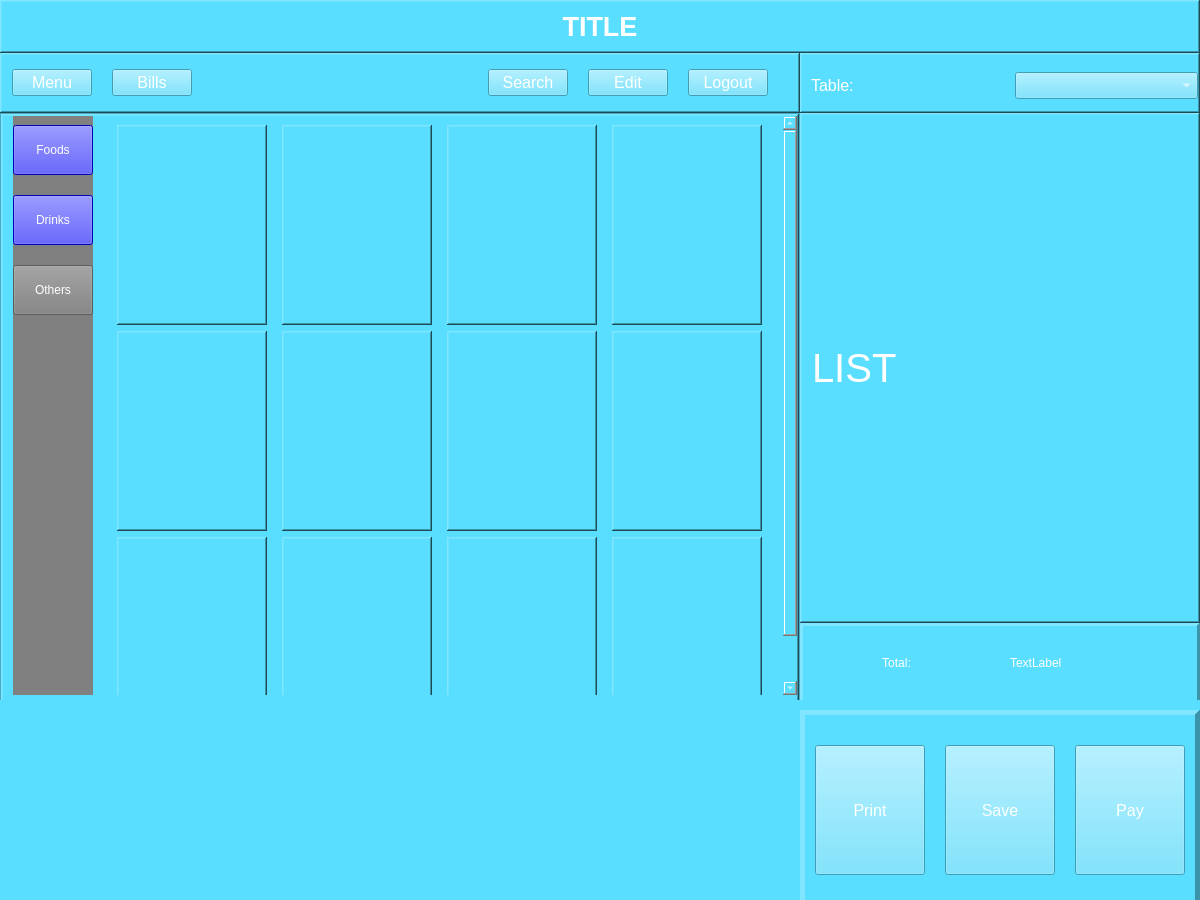
The window that front-end/interface.ui (nguyenlong0920/Computer-Store-Information-Management-System) describes before a commit, drawn with Qt 5.
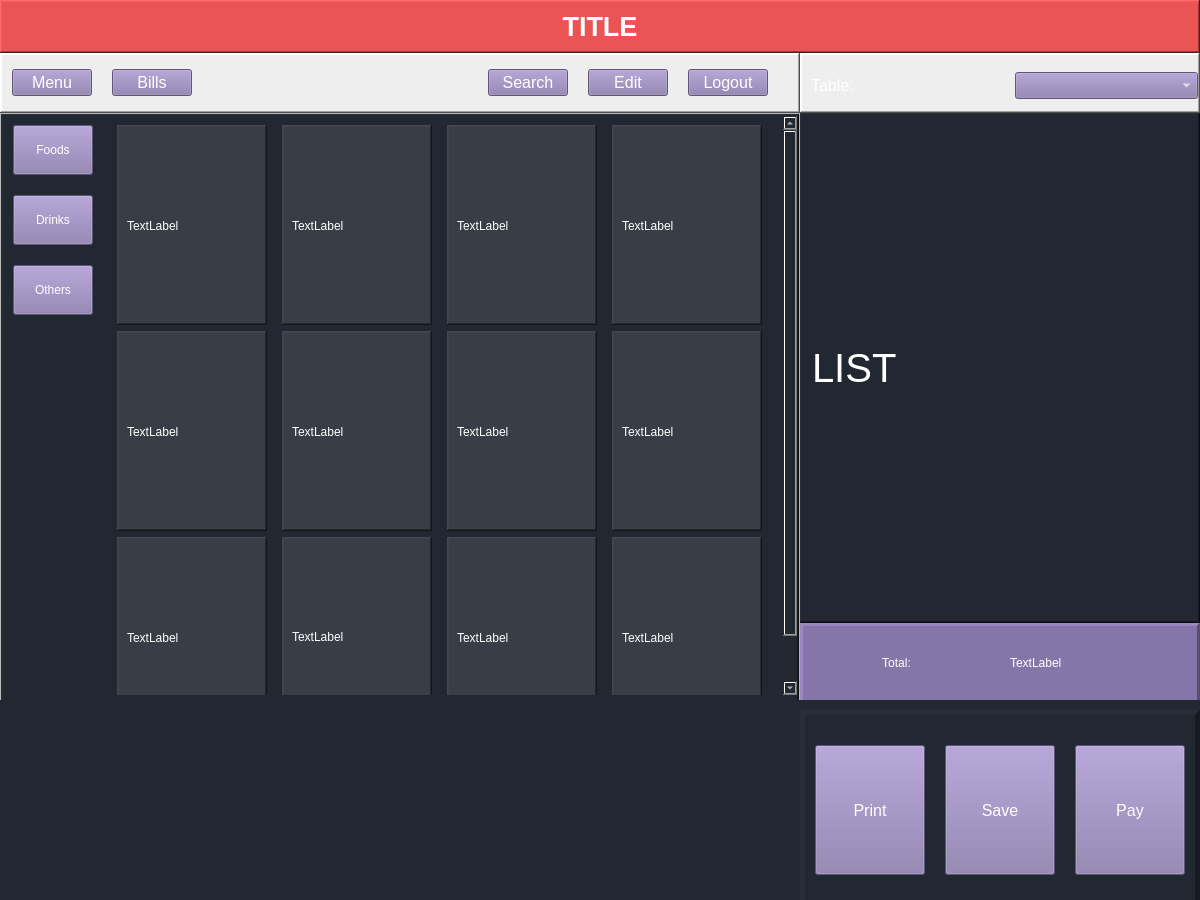
The same window after the commit. Icons and pictures are not drawn.

Commit message: update color and qlabel

The edit to the form file:
```diff
--- a/front-end/interface.ui
+++ b/front-end/interface.ui
@@ -25,12 +25,22 @@
   <property name="windowTitle">
    <string>MainWindow</string>
   </property>
+  <property name="autoFillBackground">
+   <bool>true</bool>
+  </property>
+  <property name="styleSheet">
+   <string notr="true">background-image: url(:/bg/img/cd1783ef9fcc4abf075ae1651034c91c.png);
+background-image: url(:/bg/img/cd1783ef9fcc4abf075ae1651034c91c.png);
+background-position: center;
+color: white;
+</string>
+  </property>
   <widget class="QWidget" name="centralwidget">
+   <property name="autoFillBackground">
+    <bool>true</bool>
+   </property>
    <property name="styleSheet">
-    <string notr="true">*{
-	background-color: #5ADEFF;
-	color: white;
-}</string>
+    <string notr="true"/>
    </property>
    <layout class="QVBoxLayout" name="verticalLayout">
     <property name="spacing">
@@ -83,6 +93,9 @@
        </property>
        <item>
         <widget class="QFrame" name="title">
+         <property name="styleSheet">
+          <string notr="true">background-color: rgb(234, 84, 85);</string>
+         </property>
          <property name="frameShape">
           <enum>QFrame::WinPanel</enum>
          </property>
@@ -124,6 +137,12 @@
         <verstretch>0</verstretch>
        </sizepolicy>
       </property>
+      <property name="autoFillBackground">
+       <bool>true</bool>
+      </property>
+      <property name="styleSheet">
+       <string notr="true"/>
+      </property>
       <property name="frameShape">
        <enum>QFrame::NoFrame</enum>
       </property>
@@ -199,6 +218,10 @@
               <height>60</height>
              </size>
             </property>
+            <property name="styleSheet">
+             <string notr="true">
+background-color: rgb(238, 238, 238);</string>
+            </property>
             <property name="frameShape">
              <enum>QFrame::WinPanel</enum>
             </property>
@@ -258,6 +281,9 @@
                   <property name="cursor">
                    <cursorShape>PointingHandCursor</cursorShape>
                   </property>
+                  <property name="styleSheet">
+                   <string notr="true">background-color: rgb(134, 117, 169);</string>
+                  </property>
                   <property name="text">
                    <string>Menu</string>
                   </property>
@@ -273,6 +299,9 @@
                   <property name="cursor">
                    <cursorShape>PointingHandCursor</cursorShape>
                   </property>
+                  <property name="styleSheet">
+                   <string notr="true">background-color: rgb(134, 117, 169);</string>
+                  </property>
                   <property name="text">
                    <string>Bills</string>
                   </property>
@@ -315,6 +344,9 @@
                   <property name="cursor">
                    <cursorShape>PointingHandCursor</cursorShape>
                   </property>
+                  <property name="styleSheet">
+                   <string notr="true">background-color: rgb(134, 117, 169);</string>
+                  </property>
                   <property name="text">
                    <string>Search</string>
                   </property>
@@ -334,6 +366,9 @@
                   <property name="cursor">
                    <cursorShape>PointingHandCursor</cursorShape>
                   </property>
+                  <property name="styleSheet">
+                   <string notr="true">background-color: rgb(134, 117, 169);</string>
+                  </property>
                   <property name="text">
                    <string>Edit</string>
                   </property>
@@ -353,6 +388,9 @@
                   <property name="cursor">
                    <cursorShape>PointingHandCursor</cursorShape>
                   </property>
+                  <property name="styleSheet">
+                   <string notr="true">background-color: rgb(134, 117, 169);</string>
+                  </property>
                   <property name="text">
                    <string>Logout</string>
                   </property>
@@ -400,6 +438,9 @@
              </property>
              <item>
               <widget class="QStackedWidget" name="stackedWidget">
+               <property name="styleSheet">
+                <string notr="true">background-color: rgb(34, 40, 49);</string>
+               </property>
                <property name="frameShape">
                 <enum>QFrame::WinPanel</enum>
                </property>
@@ -441,8 +482,8 @@
                     </size>
                    </property>
                    <property name="styleSheet">
-                    <string notr="true">background-color: gray
-</string>
+                    <string notr="true">
+background-color: rgb(34, 40, 49);</string>
                    </property>
                    <property name="frameShape">
                     <enum>QFrame::NoFrame</enum>
@@ -497,7 +538,7 @@
                         <widget class="QPushButton" name="foods">
                          <property name="minimumSize">
                           <size>
-                           <width>0</width>
+                           <width>50</width>
                            <height>50</height>
                           </size>
                          </property>
@@ -511,8 +552,7 @@
                           <cursorShape>PointingHandCursor</cursorShape>
                          </property>
                          <property name="styleSheet">
-                          <string notr="true">background-color: blue
-</string>
+                          <string notr="true">background-color: rgb(134, 117, 169);</string>
                          </property>
                          <property name="text">
                           <string>Foods</string>
@@ -537,8 +577,7 @@
                           <cursorShape>PointingHandCursor</cursorShape>
                          </property>
                          <property name="styleSheet">
-                          <string notr="true">background-color: blue
-</string>
+                          <string notr="true">background-color: rgb(134, 117, 169);</string>
                          </property>
                          <property name="text">
                           <string>Drinks</string>
@@ -555,13 +594,16 @@
                          </property>
                          <property name="maximumSize">
                           <size>
-                           <width>16777215</width>
+                           <width>16777212</width>
                            <height>50</height>
                           </size>
                          </property>
                          <property name="cursor">
                           <cursorShape>PointingHandCursor</cursorShape>
                          </property>
+                         <property name="styleSheet">
+                          <string notr="true">background-color: rgb(134, 117, 169);</string>
+                         </property>
                          <property name="text">
                           <string>Others</string>
                          </property>
@@ -597,6 +639,21 @@
                      </property>
                      <item>
                       <widget class="QScrollArea" name="scrollArea">
+                       <property name="minimumSize">
+                        <size>
+                         <width>0</width>
+                         <height>579</height>
+                        </size>
+                       </property>
+                       <property name="maximumSize">
+                        <size>
+                         <width>16777215</width>
+                         <height>579</height>
+                        </size>
+                       </property>
+                       <property name="styleSheet">
+                        <string notr="true">background-color: rgb(34, 40, 49);</string>
+                       </property>
                        <property name="frameShape">
                         <enum>QFrame::NoFrame</enum>
                        </property>
@@ -610,12 +667,91 @@
                         <property name="geometry">
                          <rect>
                           <x>0</x>
-                          <y>0</y>
-                          <width>660</width>
-                          <height>630</height>
+                          <y>-41</y>
+                          <width>711</width>
+                          <height>620</height>
                          </rect>
                         </property>
                         <layout class="QGridLayout" name="gridLayout">
+                         <item row="3" column="3">
+                          <widget class="QFrame" name="frame_10">
+                           <property name="minimumSize">
+                            <size>
+                             <width>150</width>
+                             <height>200</height>
+                            </size>
+                           </property>
+                           <property name="maximumSize">
+                            <size>
+                             <width>150</width>
+                             <height>200</height>
+                            </size>
+                           </property>
+                           <property name="styleSheet">
+                            <string notr="true">background-color: rgb(57, 62, 70);</string>
+                           </property>
+                           <property name="frameShape">
+                            <enum>QFrame::WinPanel</enum>
+                           </property>
+                           <property name="frameShadow">
+                            <enum>QFrame::Raised</enum>
+                           </property>
+                           <widget class="QLabel" name="label_17">
+                            <property name="geometry">
+                             <rect>
+                              <x>10</x>
+                              <y>10</y>
+                              <width>131</width>
+                              <height>181</height>
+                             </rect>
+                            </property>
+                            <property name="text">
+                             <string>TextLabel</string>
+                            </property>
+                           </widget>
+                          </widget>
+                         </item>
+                         <item row="2" column="2">
+                          <widget class="QFrame" name="frame_17">
+                           <property name="minimumSize">
+                            <size>
+                             <width>150</width>
+                             <height>200</height>
+                            </size>
+                           </property>
+                           <property name="maximumSize">
+                            <size>
+                             <width>150</width>
+                             <height>200</height>
+                            </size>
+                           </property>
+                           <property name="styleSheet">
+                            <string notr="true">background-color: rgb(57, 62, 70);</string>
+                           </property>
+                           <property name="frameShape">
+                            <enum>QFrame::WinPanel</enum>
+                           </property>
+                           <property name="frameShadow">
+                            <enum>QFrame::Raised</enum>
+                           </property>
+                           <property name="lineWidth">
+                            <number>1</number>
+                           </property>
+                           <widget class="QLabel" name="label_11">
+                            <property name="geometry">
+                             <rect>
+                              <x>10</x>
+                              <y>10</y>
+                              <width>131</width>
+                              <height>181</height>
+                             </rect>
+                            </property>
+                            <property name="text">
+                             <string>TextLabel</string>
+                            </property>
+                           </widget>
+                          </widget>
+                         </item>
                          <item row="1" column="1">
                           <widget class="QFrame" name="frame_21">
                            <property name="minimumSize">
@@ -630,6 +766,9 @@
                              <height>200</height>
                             </size>
                            </property>
+                           <property name="styleSheet">
+                            <string notr="true">background-color: rgb(57, 62, 70);</string>
+                           </property>
                            <property name="frameShape">
                             <enum>QFrame::WinPanel</enum>
                            </property>
@@ -639,10 +778,23 @@
                            <property name="lineWidth">
                             <number>1</number>
                            </property>
+                           <widget class="QLabel" name="label_7">
+                            <property name="geometry">
+                             <rect>
+                              <x>10</x>
+                              <y>10</y>
+                              <width>131</width>
+                              <height>181</height>
+                             </rect>
+                            </property>
+                            <property name="text">
+                             <string>TextLabel</string>
+                            </property>
+                           </widget>
                           </widget>
                          </item>
-                         <item row="3" column="0">
-                          <widget class="QFrame" name="frame_22">
+                         <item row="2" column="3">
+                          <widget class="QFrame" name="frame_9">
                            <property name="minimumSize">
                             <size>
                              <width>150</width>
@@ -655,19 +807,32 @@
                              <height>200</height>
                             </size>
                            </property>
+                           <property name="styleSheet">
+                            <string notr="true">background-color: rgb(57, 62, 70);</string>
+                           </property>
                            <property name="frameShape">
                             <enum>QFrame::WinPanel</enum>
                            </property>
                            <property name="frameShadow">
                             <enum>QFrame::Raised</enum>
                            </property>
-                           <property name="lineWidth">
-                            <number>1</number>
-                           </property>
+                           <widget class="QLabel" name="label_10">
+                            <property name="geometry">
+                             <rect>
+                              <x>10</x>
+                              <y>10</y>
+                              <width>131</width>
+                              <height>181</height>
+                             </rect>
+                            </property>
+                            <property name="text">
+                             <string>TextLabel</string>
+                            </property>
+                           </widget>
                           </widget>
                          </item>
-                         <item row="1" column="2">
-                          <widget class="QFrame" name="frame_4">
+                         <item row="3" column="2">
+                          <widget class="QFrame" name="frame_6">
                            <property name="minimumSize">
                             <size>
                              <width>150</width>
@@ -680,6 +845,9 @@
                              <height>200</height>
                             </size>
                            </property>
+                           <property name="styleSheet">
+                            <string notr="true">background-color: rgb(57, 62, 70);</string>
+                           </property>
                            <property name="frameShape">
                             <enum>QFrame::WinPanel</enum>
                            </property>
@@ -689,6 +857,19 @@
                            <property name="lineWidth">
                             <number>1</number>
                            </property>
+                           <widget class="QLabel" name="label_16">
+                            <property name="geometry">
+                             <rect>
+                              <x>10</x>
+                              <y>10</y>
+                              <width>131</width>
+                              <height>181</height>
+                             </rect>
+                            </property>
+                            <property name="text">
+                             <string>TextLabel</string>
+                            </property>
+                           </widget>
                           </widget>
                          </item>
                          <item row="1" column="0">
@@ -705,6 +886,10 @@
                              <height>200</height>
                             </size>
                            </property>
+                           <property name="styleSheet">
+                            <string notr="true">background-color: rgb(255, 226, 226);
+background-color: rgb(57, 62, 70);</string>
+                           </property>
                            <property name="frameShape">
                             <enum>QFrame::WinPanel</enum>
                            </property>
@@ -714,6 +899,142 @@
                            <property name="lineWidth">
                             <number>1</number>
                            </property>
+                           <widget class="QLabel" name="label_6">
+                            <property name="geometry">
+                             <rect>
+                              <x>10</x>
+                              <y>10</y>
+                              <width>131</width>
+                              <height>181</height>
+                             </rect>
+                            </property>
+                            <property name="text">
+                             <string>TextLabel</string>
+                            </property>
+                           </widget>
+                          </widget>
+                         </item>
+                         <item row="1" column="2">
+                          <widget class="QFrame" name="frame_4">
+                           <property name="minimumSize">
+                            <size>
+                             <width>150</width>
+                             <height>200</height>
+                            </size>
+                           </property>
+                           <property name="maximumSize">
+                            <size>
+                             <width>150</width>
+                             <height>200</height>
+                            </size>
+                           </property>
+                           <property name="styleSheet">
+                            <string notr="true">background-color: rgb(57, 62, 70);</string>
+                           </property>
+                           <property name="frameShape">
+                            <enum>QFrame::WinPanel</enum>
+                           </property>
+                           <property name="frameShadow">
+                            <enum>QFrame::Raised</enum>
+                           </property>
+                           <property name="lineWidth">
+                            <number>1</number>
+                           </property>
+                           <widget class="QLabel" name="label_8">
+                            <property name="geometry">
+                             <rect>
+                              <x>10</x>
+                              <y>10</y>
+                              <width>131</width>
+                              <height>181</height>
+                             </rect>
+                            </property>
+                            <property name="text">
+                             <string>TextLabel</string>
+                            </property>
+                           </widget>
+                          </widget>
+                         </item>
+                         <item row="3" column="1">
+                          <widget class="QFrame" name="frame_18">
+                           <property name="minimumSize">
+                            <size>
+                             <width>150</width>
+                             <height>200</height>
+                            </size>
+                           </property>
+                           <property name="maximumSize">
+                            <size>
+                             <width>150</width>
+                             <height>200</height>
+                            </size>
+                           </property>
+                           <property name="styleSheet">
+                            <string notr="true">background-color: rgb(57, 62, 70);</string>
+                           </property>
+                           <property name="frameShape">
+                            <enum>QFrame::WinPanel</enum>
+                           </property>
+                           <property name="frameShadow">
+                            <enum>QFrame::Raised</enum>
+                           </property>
+                           <property name="lineWidth">
+                            <number>1</number>
+                           </property>
+                           <widget class="QLabel" name="label_15">
+                            <property name="geometry">
+                             <rect>
+                              <x>10</x>
+                              <y>9</y>
+                              <width>131</width>
+                              <height>181</height>
+                             </rect>
+                            </property>
+                            <property name="text">
+                             <string>TextLabel</string>
+                            </property>
+                           </widget>
+                          </widget>
+                         </item>
+                         <item row="2" column="1">
+                          <widget class="QFrame" name="frame_24">
+                           <property name="minimumSize">
+                            <size>
+                             <width>150</width>
+                             <height>200</height>
+                            </size>
+                           </property>
+                           <property name="maximumSize">
+                            <size>
+                             <width>150</width>
+                             <height>200</height>
+                            </size>
+                           </property>
+                           <property name="styleSheet">
+                            <string notr="true">background-color: rgb(57, 62, 70);</string>
+                           </property>
+                           <property name="frameShape">
+                            <enum>QFrame::WinPanel</enum>
+                           </property>
+                           <property name="frameShadow">
+                            <enum>QFrame::Raised</enum>
+                           </property>
+                           <property name="lineWidth">
+                            <number>1</number>
+                           </property>
+                           <widget class="QLabel" name="label_12">
+                            <property name="geometry">
+                             <rect>
+                              <x>10</x>
+                              <y>10</y>
+                              <width>131</width>
+                              <height>181</height>
+                             </rect>
+                            </property>
+                            <property name="text">
+                             <string>TextLabel</string>
+                            </property>
+                           </widget>
                           </widget>
                          </item>
                          <item row="1" column="3">
@@ -730,81 +1051,28 @@
                              <height>200</height>
                             </size>
                            </property>
-                           <property name="frameShape">
-                            <enum>QFrame::WinPanel</enum>
+                           <property name="styleSheet">
+                            <string notr="true">background-color: rgb(57, 62, 70);</string>
                            </property>
-                           <property name="frameShadow">
-                            <enum>QFrame::Raised</enum>
-                           </property>
-                          </widget>
-                         </item>
-                         <item row="3" column="2">
-                          <widget class="QFrame" name="frame_6">
-                           <property name="minimumSize">
-                            <size>
-                             <width>150</width>
-                             <height>200</height>
-                            </size>
-                           </property>
-                           <property name="maximumSize">
-                            <size>
-                             <width>150</width>
-                             <height>200</height>
-                            </size>
-                           </property>
                            <property name="frameShape">
                             <enum>QFrame::WinPanel</enum>
                            </property>
                            <property name="frameShadow">
                             <enum>QFrame::Raised</enum>
                            </property>
-                           <property name="lineWidth">
-                            <number>1</number>
-                           </property>
-                          </widget>
-                         </item>
-                         <item row="2" column="3">
-                          <widget class="QFrame" name="frame_9">
-                           <property name="minimumSize">
-                            <size>
-                             <width>150</width>
-                             <height>200</height>
-                            </size>
-                           </property>
-                           <property name="maximumSize">
-                            <size>
-                             <width>150</width>
-                             <height>200</height>
-                            </size>
-                           </property>
-                           <property name="frameShape">
-                            <enum>QFrame::WinPanel</enum>
-                           </property>
-                           <property name="frameShadow">
-                            <enum>QFrame::Raised</enum>
-                           </property>
-                          </widget>
-                         </item>
-                         <item row="3" column="3">
-                          <widget class="QFrame" name="frame_10">
-                           <property name="minimumSize">
-                            <size>
-                             <width>150</width>
-                             <height>200</height>
-                            </size>
-                           </property>
-                           <property name="maximumSize">
-                            <size>
-                             <width>150</width>
-                             <height>200</height>
-                            </size>
-                           </property>
-                           <property name="frameShape">
-                            <enum>QFrame::WinPanel</enum>
-                           </property>
-                           <property name="frameShadow">
-                            <enum>QFrame::Raised</enum>
-                           </property>
+                           <widget class="QLabel" name="label_9">
+                            <property name="geometry">
+                             <rect>
+                              <x>10</x>
+                              <y>10</y>
+                              <width>131</width>
+                              <height>181</height>
+                             </rect>
+                            </property>
+                            <property name="text">
+                             <string>TextLabel</string>
+                            </property>
+                           </widget>
                           </widget>
                          </item>
                          <item row="2" column="0">
@@ -821,31 +1089,9 @@
                              <height>200</height>
                             </size>
                            </property>
-                           <property name="frameShape">
-                            <enum>QFrame::WinPanel</enum>
+                           <property name="styleSheet">
+                            <string notr="true">background-color: rgb(57, 62, 70);</string>
                            </property>
-                           <property name="frameShadow">
-                            <enum>QFrame::Raised</enum>
-                           </property>
-                           <property name="lineWidth">
-                            <number>1</number>
-                           </property>
-                          </widget>
-                         </item>
-                         <item row="2" column="1">
-                          <widget class="QFrame" name="frame_24">
-                           <property name="minimumSize">
-                            <size>
-                             <width>150</width>
-                             <height>200</height>
-                            </size>
-                           </property>
-                           <property name="maximumSize">
-                            <size>
-                             <width>150</width>
-                             <height>200</height>
-                            </size>
-                           </property>
                            <property name="frameShape">
                             <enum>QFrame::WinPanel</enum>
                            </property>
@@ -855,10 +1101,23 @@
                            <property name="lineWidth">
                             <number>1</number>
                            </property>
+                           <widget class="QLabel" name="label_13">
+                            <property name="geometry">
+                             <rect>
+                              <x>10</x>
+                              <y>10</y>
+                              <width>131</width>
+                              <height>181</height>
+                             </rect>
+                            </property>
+                            <property name="text">
+                             <string>TextLabel</string>
+                            </property>
+                           </widget>
                           </widget>
                          </item>
-                         <item row="2" column="2">
-                          <widget class="QFrame" name="frame_17">
+                         <item row="3" column="0">
+                          <widget class="QFrame" name="frame_22">
                            <property name="minimumSize">
                             <size>
                              <width>150</width>
@@ -871,31 +1130,9 @@
                              <height>200</height>
                             </size>
                            </property>
-                           <property name="frameShape">
-                            <enum>QFrame::WinPanel</enum>
+                           <property name="styleSheet">
+                            <string notr="true">background-color: rgb(57, 62, 70);</string>
                            </property>
-                           <property name="frameShadow">
-                            <enum>QFrame::Raised</enum>
-                           </property>
-                           <property name="lineWidth">
-                            <number>1</number>
-                           </property>
-                          </widget>
-                         </item>
-                         <item row="3" column="1">
-                          <widget class="QFrame" name="frame_18">
-                           <property name="minimumSize">
-                            <size>
-                             <width>150</width>
-                             <height>200</height>
-                            </size>
-                           </property>
-                           <property name="maximumSize">
-                            <size>
-                             <width>150</width>
-                             <height>200</height>
-                            </size>
-                           </property>
                            <property name="frameShape">
                             <enum>QFrame::WinPanel</enum>
                            </property>
@@ -905,6 +1142,19 @@
                            <property name="lineWidth">
                             <number>1</number>
                            </property>
+                           <widget class="QLabel" name="label_14">
+                            <property name="geometry">
+                             <rect>
+                              <x>10</x>
+                              <y>10</y>
+                              <width>131</width>
+                              <height>181</height>
+                             </rect>
+                            </property>
+                            <property name="text">
+                             <string>TextLabel</string>
+                            </property>
+                           </widget>
                           </widget>
                          </item>
                         </layout>
@@ -1012,6 +1262,9 @@
                          <property name="cursor">
                           <cursorShape>PointingHandCursor</cursorShape>
                          </property>
+                         <property name="styleSheet">
+                          <string notr="true">background-color: rgb(222, 137, 113);</string>
+                         </property>
                          <property name="text">
                           <string>To Pay</string>
                          </property>
@@ -1034,6 +1287,9 @@
                          <property name="cursor">
                           <cursorShape>PointingHandCursor</cursorShape>
                          </property>
+                         <property name="styleSheet">
+                          <string notr="true">background-color: rgb(222, 137, 113);</string>
+                         </property>
                          <property name="text">
                           <string>Payed</string>
                          </property>
@@ -1124,6 +1380,10 @@
               <height>60</height>
              </size>
             </property>
+            <property name="styleSheet">
+             <string notr="true">
+background-color: rgb(238, 238, 238);</string>
+            </property>
             <property name="frameShape">
              <enum>QFrame::WinPanel</enum>
             </property>
@@ -1172,6 +1432,9 @@
                  <height>27</height>
                 </size>
                </property>
+               <property name="styleSheet">
+                <string notr="true">background-color: rgb(134, 117, 169);</string>
+               </property>
                <property name="editable">
                 <bool>false</bool>
                </property>
@@ -1200,6 +1463,10 @@
               <height>0</height>
              </size>
             </property>
+            <property name="styleSheet">
+             <string notr="true">
+background-color: rgb(34, 40, 49);</string>
+            </property>
             <property name="frameShape">
              <enum>QFrame::WinPanel</enum>
             </property>
@@ -1232,6 +1499,9 @@
                  <pointsize>30</pointsize>
                 </font>
                </property>
+               <property name="styleSheet">
+                <string notr="true">background-color: rgb(34, 40, 49);</string>
+               </property>
                <property name="text">
                 <string>LIST</string>
                </property>
@@ -1254,6 +1524,9 @@
               <height>16777215</height>
              </size>
             </property>
+            <property name="styleSheet">
+             <string notr="true">background-color: rgb(134, 117, 169);</string>
+            </property>
             <property name="frameShape">
              <enum>QFrame::Panel</enum>
             </property>
@@ -1281,6 +1554,9 @@
              </property>
              <item>
               <widget class="QLabel" name="label_3">
+               <property name="styleSheet">
+                <string notr="true">background-color: rgb(134, 117, 169);</string>
+               </property>
                <property name="text">
                 <string>Total:</string>
                </property>
@@ -1291,6 +1567,9 @@
              </item>
              <item>
               <widget class="QLabel" name="label_4">
+               <property name="styleSheet">
+                <string notr="true">background-color: rgb(134, 117, 169);</string>
+               </property>
                <property name="text">
                 <string>TextLabel</string>
                </property>
@@ -1319,6 +1598,9 @@
         <height>200</height>
        </size>
       </property>
+      <property name="styleSheet">
+       <string notr="true">background-color: rgb(34, 40, 49);</string>
+      </property>
       <property name="frameShape">
        <enum>QFrame::NoFrame</enum>
       </property>
@@ -1422,6 +1704,9 @@
             <property name="cursor">
              <cursorShape>PointingHandCursor</cursorShape>
             </property>
+            <property name="styleSheet">
+             <string notr="true">background-color: rgb(134, 117, 169);</string>
+            </property>
             <property name="text">
              <string>Print</string>
             </property>
@@ -1459,6 +1744,9 @@
             <property name="cursor">
              <cursorShape>PointingHandCursor</cursorShape>
             </property>
+            <property name="styleSheet">
+             <string notr="true">background-color: rgb(134, 117, 169);</string>
+            </property>
             <property name="text">
              <string>Save</string>
             </property>
@@ -1496,6 +1784,9 @@
             <property name="cursor">
              <cursorShape>PointingHandCursor</cursorShape>
             </property>
+            <property name="styleSheet">
+             <string notr="true">background-color: rgb(134, 117, 169);</string>
+            </property>
             <property name="text">
              <string>Pay</string>
             </property>
```
The commit also changes 4 other files.
